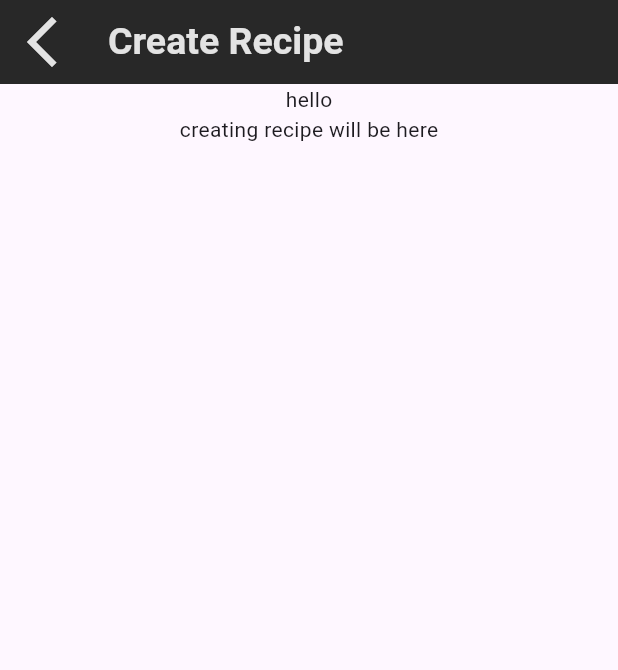
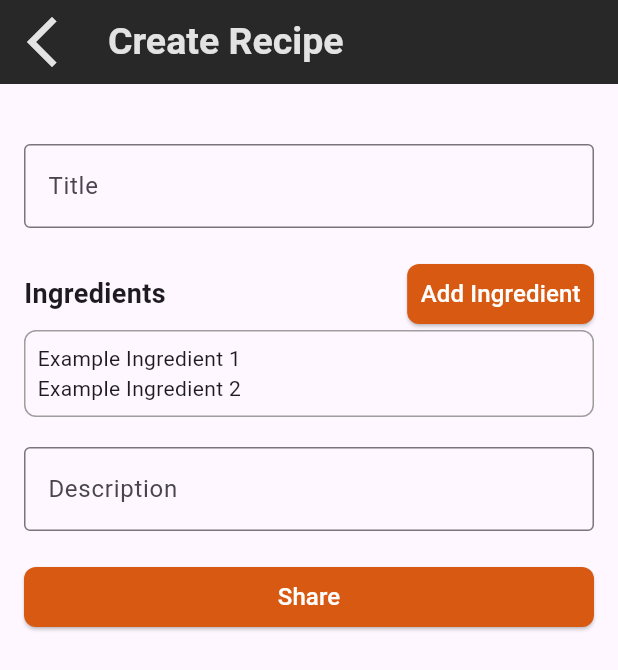
Before and after one commit to BastirChefs/mobile, a Flutter app: the CreateRecipe screen opened directly, on a phone screen of 412 x 824 dp. Shown: the top 670 px of the screen. Run offline on Flutter 3.47's test engine with Material 3 defaults, Android fonts, the phone set to English and light mode, and no system bars; our stand-ins replace cloud_firestore, firebase_auth, firebase_core; accounts and stored records are empty.

Commit message:
Create Recipe page added.

```diff
--- a/bastirchef/lib/pages/create_recipe.dart
+++ b/bastirchef/lib/pages/create_recipe.dart
@@ -1,7 +1,7 @@
 // ignore_for_file: prefer_const_constructors, prefer_const_literals_to_create_immutables, avoid_print, use_key_in_widget_constructors
 
 import 'package:flutter/material.dart';
-import 'src/button.dart';
+import 'src/button.dart'; // Ensure this import is correct for your CustomButton widget
 
 class CreateRecipe extends StatefulWidget {
   @override
@@ -9,6 +9,8 @@ class CreateRecipe extends StatefulWidget {
 }
 
 class _CreateRecipeState extends State<CreateRecipe> {
+  final List<String> ingredients = ["Example Ingredient 1", "Example Ingredient 2"];
+
   @override
   Widget build(BuildContext context) {
     return Scaffold(
@@ -36,12 +38,67 @@ class _CreateRecipeState extends State<CreateRecipe> {
         ),
       ),
       body: SingleChildScrollView(
-            child: Center(
+        child: Padding(
+          padding: EdgeInsets.only(top: 40, bottom: 16, left: 16, right: 16),
           child: Column(
-                    mainAxisAlignment: MainAxisAlignment.center,
+            crossAxisAlignment: CrossAxisAlignment.stretch,
             children: [
-              Text("hello"),
-              Text("creating recipe will be here")
-            ]))));
+              TextField(
+                decoration: InputDecoration(
+                  labelText: "Title",
+                  border: OutlineInputBorder(),
+                ),
+              ),
+              SizedBox(height: 20),
+              Row(
+                mainAxisAlignment: MainAxisAlignment.spaceBetween,
+                children: [
+                  Text(
+                    "Ingredients",
+                    style: TextStyle(fontSize: 18, fontWeight: FontWeight.bold),
+                  ),
+                  CustomButton(
+                    text: 'Add Ingredient',
+                    onPressed: () {
+                      setState(() {
+                        ingredients.add('New Ingredient');
+                      });
+                    },
+                  ),
+                ],
+              ),
+              Container(
+                width: double.infinity,
+                padding: EdgeInsets.all(8),
+                decoration: BoxDecoration(
+                  border: Border.all(color: Colors.grey),
+                  borderRadius: BorderRadius.circular(8),
+                ),
+                child: Column(
+                  crossAxisAlignment: CrossAxisAlignment.start,
+                  children: ingredients.map((ingredient) => Text(ingredient)).toList(),
+                ),
+              ),
+              SizedBox(height: 20),
+              TextField(
+                decoration: InputDecoration(
+                  labelText: "Description",
+                  border: OutlineInputBorder(),
+                ),
+                keyboardType: TextInputType.multiline,
+                maxLines: null,
+              ),
+              SizedBox(height: 20),
+              CustomButton(
+                text: 'Share',
+                onPressed: () {
+                  print('Share');
+                },
+              ),
+            ],
+          ),
+        ),
+      ),
+    );
   }
 }
--- a/bastirchef/lib/pages/src/button.dart
+++ b/bastirchef/lib/pages/src/button.dart
@@ -19,7 +19,7 @@ class CustomButton extends StatelessWidget {
       ),
       style: ElevatedButton.styleFrom(
         primary: Color(0xFFD75912), // Background color
-        padding: EdgeInsets.symmetric(vertical: 3.0, horizontal: 3.0), // Button padding
+        padding: EdgeInsets.symmetric(vertical: 3.0, horizontal: 9.0), // Button padding
         shape: RoundedRectangleBorder(
           borderRadius: BorderRadius.circular(8.0), // Button border radius
         ),
```
Lines whose indentation alone changed are shown as unchanged.
